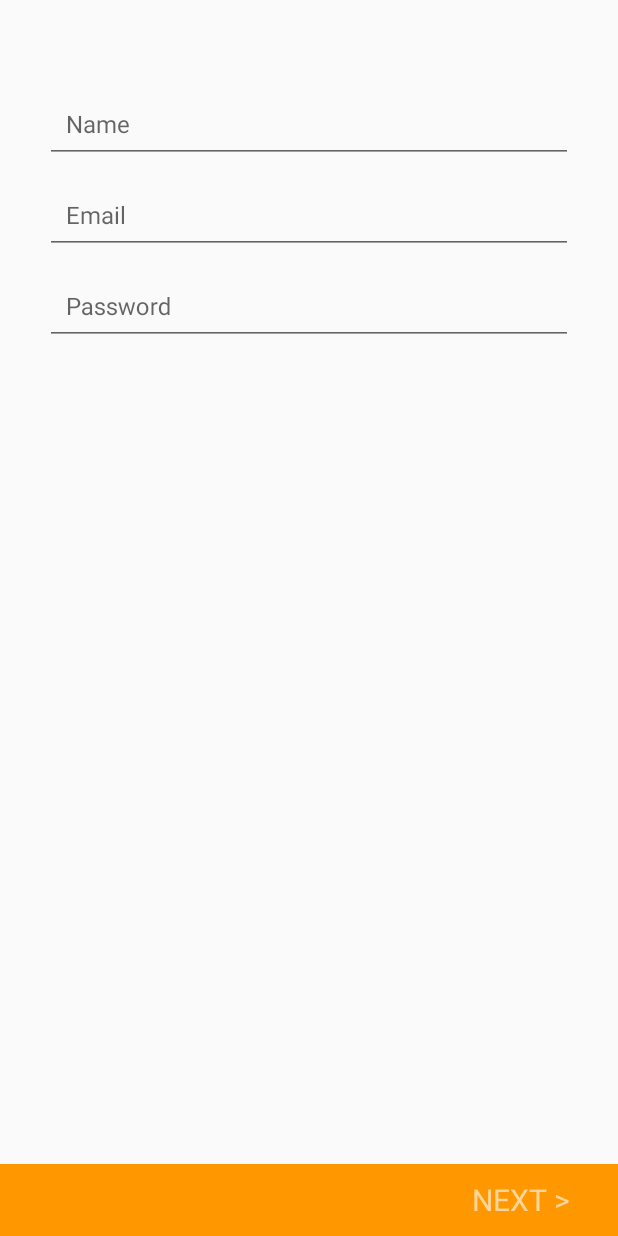
After one commit to RunkDowN/CookApp_01, an Android app: the fragment RegisterFragmentSecond shown on its own in the app's theme, on a phone screen of 412 x 824 dp. The commit adds this screen. Run offline under Robolectric (Android 15) with nearby library versions, the phone set to English and light mode, and no system bars; libraries missing offline, so code that uses them is left out: .

Commit message:
--- Creating Sign UP fragments

```diff
--- /dev/null
+++ b/app/src/main/java/com/inc/runkdown/cookapp_01/RegisterFragmentSecond.java
@@ -0,0 +1,25 @@
+package com.inc.runkdown.cookapp_01;
+
+import android.os.Bundle;
+import android.view.LayoutInflater;
+import android.view.View;
+import android.view.ViewGroup;
+
+/**
+ * Created by RunkDowN on 10.07.16.
+ */
+public class RegisterFragmentSecond extends android.support.v4.app.Fragment {
+    public RegisterFragmentSecond() {
+
+    }
+
+    @Override
+    public void onCreate(Bundle savedInstanceState) {
+        super.onCreate(savedInstanceState);
+    }
+
+    @Override
+    public View onCreateView (LayoutInflater inflater, ViewGroup container, Bundle savedInstanceState) {
+        return inflater.inflate(R.layout.register_fragment_second, container, false);
+    }
+}
--- /dev/null
+++ b/app/src/main/res/layout/register_fragment_second.xml
@@ -0,0 +1,108 @@
+<?xml version="1.0" encoding="utf-8"?>
+<LinearLayout xmlns:android="http://schemas.android.com/apk/res/android"
+    android:orientation="vertical" android:layout_width="match_parent"
+    android:layout_height="match_parent"
+    android:descendantFocusability="beforeDescendants"
+    android:focusableInTouchMode="true">
+
+
+
+
+    <LinearLayout
+        android:orientation="vertical"
+        android:layout_width="match_parent"
+        android:layout_height="0dp"
+        android:layout_weight="0.90">
+
+        <android.support.design.widget.TextInputLayout
+            android:id="@+id/input_layout_name"
+            android:layout_width="match_parent"
+            android:layout_height="wrap_content"
+            android:layout_marginTop="48dp"
+            android:layout_marginLeft="30dp"
+            android:layout_marginRight="30dp">
+            <EditText
+                android:layout_width="fill_parent"
+                android:layout_height="wrap_content"
+                android:id="@+id/et_name_register"
+                android:hint="Name"
+                android:padding="14dp"
+                android:layout_alignParentTop="true"
+                android:layout_alignParentEnd="true"
+                android:layout_marginTop="200dp"
+                android:textSize="16dp" />
+        </android.support.design.widget.TextInputLayout>
+
+        <android.support.design.widget.TextInputLayout
+            android:id="@+id/input_layout_email"
+            android:layout_below="@+id/input_layout_name"
+            android:layout_width="match_parent"
+            android:layout_height="wrap_content"
+            android:layout_marginLeft="30dp"
+            android:layout_marginRight="30dp">
+            <EditText
+                android:layout_width="fill_parent"
+                android:layout_height="wrap_content"
+                android:id="@+id/et_email_register"
+                android:layout_marginTop="15dp"
+                android:hint="Email"
+                android:padding="14dp"
+                android:layout_below="@+id/et_name"
+                android:layout_alignParentStart="true"
+                android:textSize="16dp" />
+        </android.support.design.widget.TextInputLayout>
+
+        <android.support.design.widget.TextInputLayout
+            android:id="@+id/input_layout_password"
+            android:layout_below="@+id/input_layout_email"
+            android:layout_width="match_parent"
+            android:layout_height="wrap_content"
+            android:layout_marginLeft="30dp"
+            android:layout_marginRight="30dp">
+            <EditText
+                android:layout_width="fill_parent"
+                android:layout_height="wrap_content"
+                android:id="@+id/et_password_register"
+                android:hint="Password"
+                android:padding="14dp"
+                android:layout_marginTop="15dp"
+                android:layout_below="@+id/et_email"
+                android:layout_alignParentEnd="true"
+                android:textSize="16dp" />
+        </android.support.design.widget.TextInputLayout>
+
+    </LinearLayout>
+
+    <LinearLayout
+        android:orientation="vertical"
+        android:layout_width="match_parent"
+        android:layout_height="48dp"
+
+        android:background="#ffFF9800"
+        android:layout_gravity="center_vertical">
+
+
+
+        <LinearLayout
+            android:orientation="horizontal"
+            android:layout_width="wrap_content"
+            android:layout_height="match_parent"
+            android:layout_gravity="right"
+            android:layout_marginRight="32dp"
+            android:onClick="OnReg">
+
+            <TextView
+                android:layout_width="wrap_content"
+                android:layout_height="wrap_content"
+                android:text="NEXT >"
+                android:id="@+id/onRegId"
+                android:textSize="20sp"
+                android:textColor="#99ffffff"
+                android:layout_gravity="center_vertical"/>
+        </LinearLayout>
+
+
+
+    </LinearLayout>
+
+</LinearLayout>
```
Also changed, not shown: app/src/main/java/com/inc/runkdown/cookapp_01/LoginFragment.java (+3 -13 lines), app/src/main/java/com/inc/runkdown/cookapp_01/RegisterFragment.java (+69 -3 lines).
